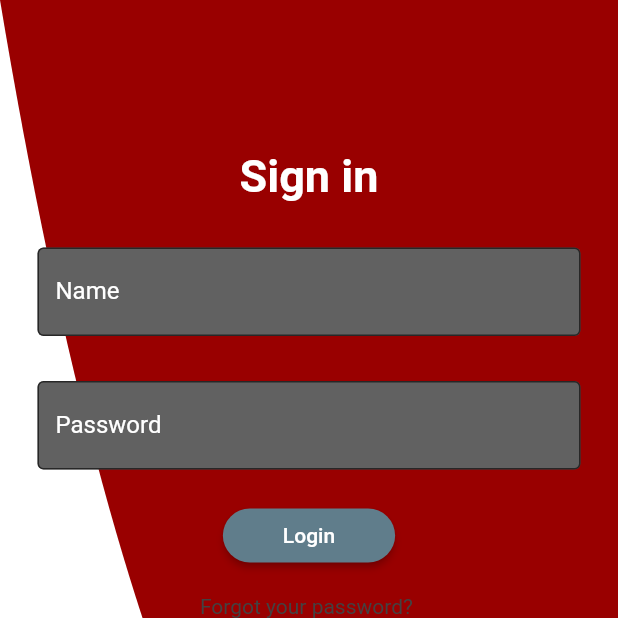
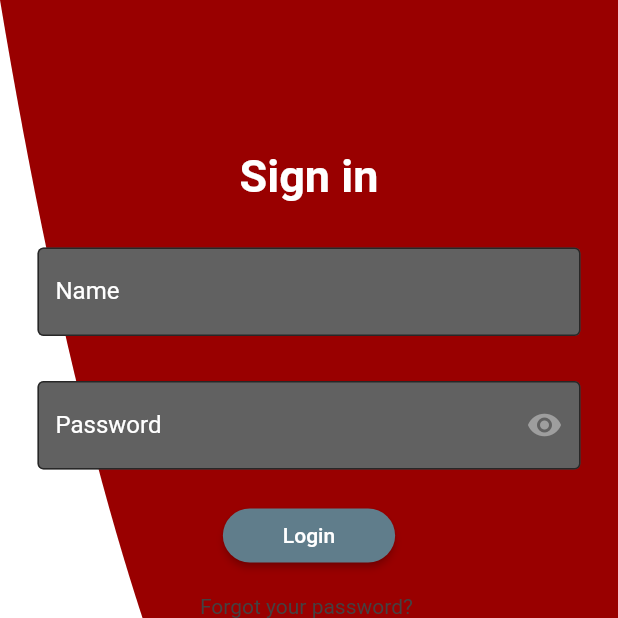
Before and after one commit to occn8/Inventory-umu, a Flutter app: the screen it shows after launch, on a phone screen of 412 x 824 dp, the top half of it. Run offline on Flutter 3.47's test engine with Material 2 defaults, Android fonts, the phone set to English and light mode, and no system bars; our stand-ins replace shared_preferences, sqflite; missing offline and left inert: dart:ffi; accounts and stored records are empty; Roboto replaces fonts that are missing (OpenSans).

Commit message:
pass changes

```diff
--- a/lib/screens/login.dart
+++ b/lib/screens/login.dart
@@ -15,7 +15,7 @@ class _LogInState extends State<LogIn> {
   final GlobalKey<FormState> _formKey = GlobalKey<FormState>();
   final _namecontroler = TextEditingController();
   final _passcontroler = TextEditingController();
-
+bool _showPassword = false;
   @override
   Widget build(BuildContext context) {
     return Scaffold(
@@ -97,7 +97,7 @@ class _LogInState extends State<LogIn> {
                                   controller: _passcontroler,
                                   style: TextStyle(color: Colors.white),
                                   textCapitalization: TextCapitalization.words,
-                                  obscureText: true,
+                                  obscureText: !this._showPassword,
                                   decoration: InputDecoration(
                                     border: OutlineInputBorder(),
                                     filled: true,
@@ -107,6 +107,23 @@ class _LogInState extends State<LogIn> {
                                     hintStyle: TextStyle(color: Colors.white),
                                     labelText: 'Password',
                                     labelStyle: TextStyle(color: Colors.white),
+                                    suffixIcon: IconButton(
+                                      icon: Icon(
+                                        Icons.remove_red_eye,
+                                        color: this._showPassword
+                                            ? Colors.blue
+                                            : Colors.grey,
+                                      ),
+                                      // icon: this._showPassword
+                                      //     ? Icon(Icons.visibility_off)
+                                      //     : Icon(Icons.visibility),
+                                      onPressed: () {
+                                        setState(() {
+                                          this._showPassword =
+                                              !this._showPassword;
+                                        });
+                                      },
+                                    ),
                                   ),
                                   validator: (String value) {
                                     if (value.isEmpty) {
```
